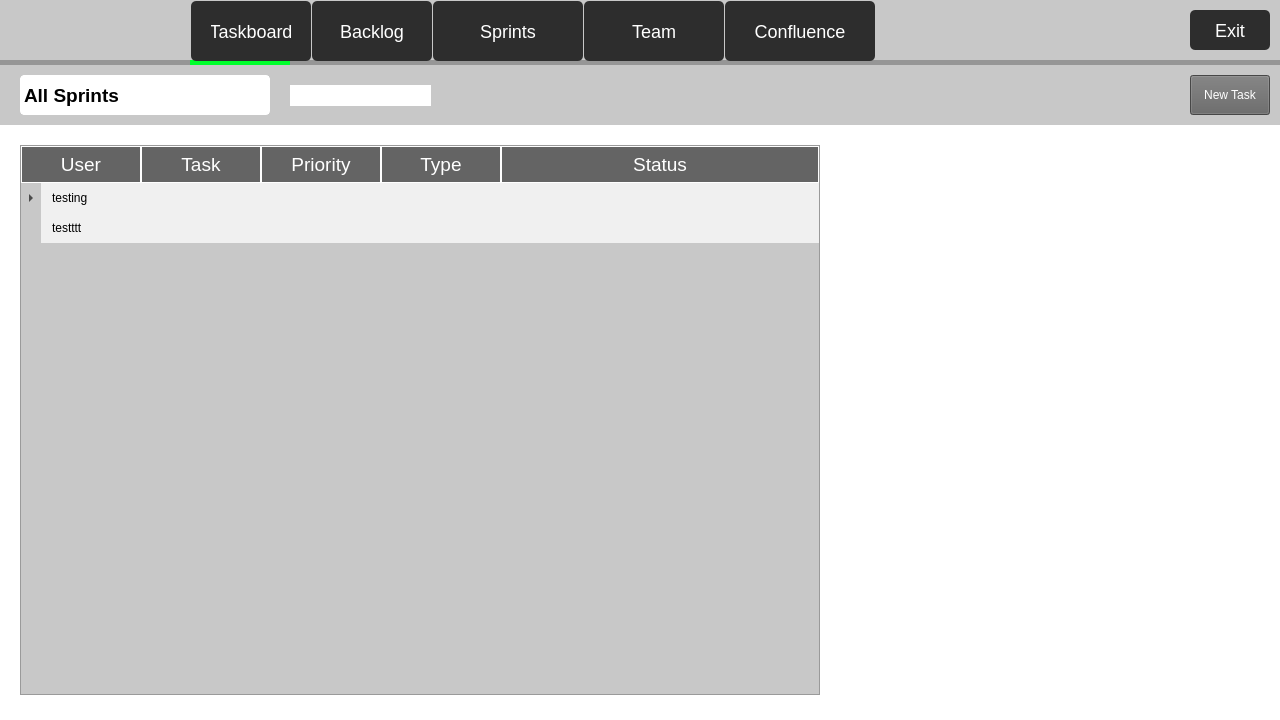
Old version of the form code/Staging_Environment/Recovered/Staging_Environment_Recorverd/parentboard.ui in the repository muazzamaqeel/Software-Project-CTS-5.
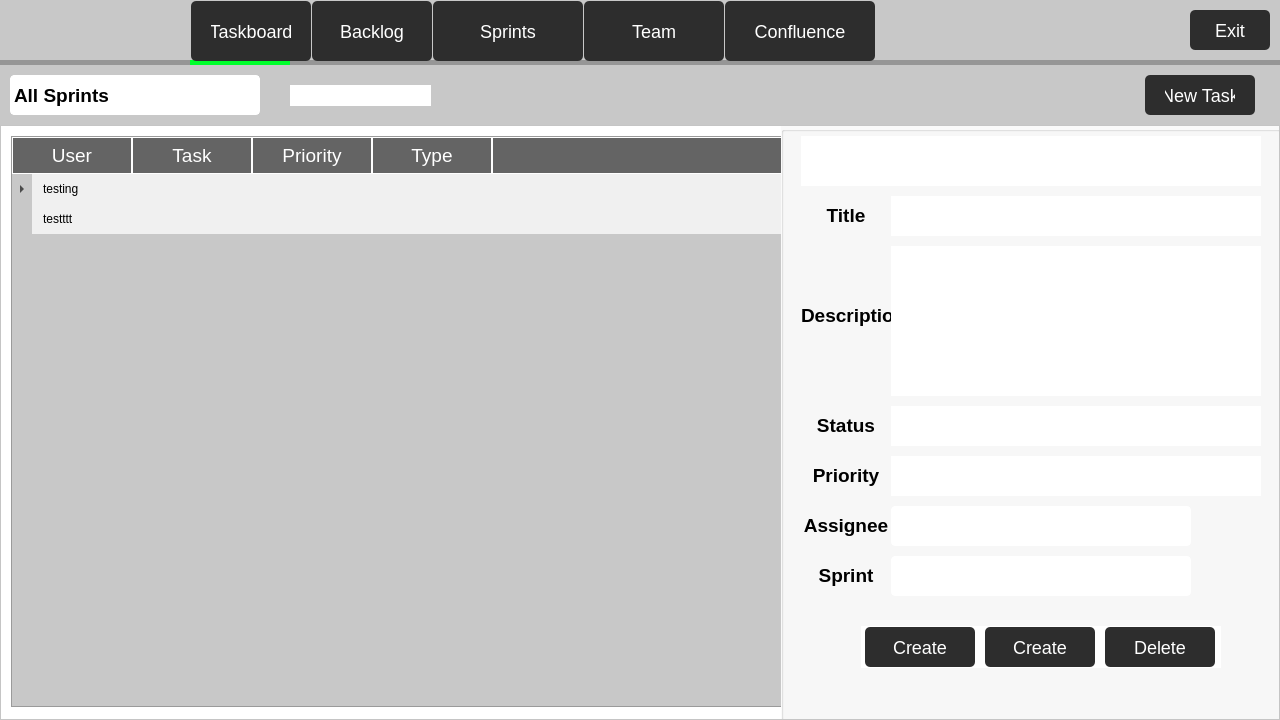
New version of the form. The open tabs and pages were chosen to show the change. Icons and pictures are not drawn.

```diff
--- a/code/Staging_Environment/Recovered/Staging_Environment_Recorverd/parentboard.ui
+++ b/code/Staging_Environment/Recovered/Staging_Environment_Recorverd/parentboard.ui
@@ -208,45 +208,10 @@
       <string/>
      </property>
     </widget>
-    <widget class="QPushButton" name="newtaskButton">
-     <property name="geometry">
-      <rect>
-       <x>1190</x>
-       <y>15</y>
-       <width>80</width>
-       <height>40</height>
-      </rect>
-     </property>
-     <property name="minimumSize">
-      <size>
-       <width>80</width>
-       <height>40</height>
-      </size>
-     </property>
-     <property name="maximumSize">
-      <size>
-       <width>80</width>
-       <height>40</height>
-      </size>
-     </property>
-     <property name="autoFillBackground">
-      <bool>false</bool>
-     </property>
-     <property name="styleSheet">
-      <string notr="true">QPushButton {
-font: 13pt &quot;Arial&quot;;
-background-color: rgb(100, 100, 100);
-color: rgb(255, 255, 255);
-}</string>
-     </property>
-     <property name="text">
-      <string>New Task</string>
-     </property>
-    </widget>
     <widget class="QComboBox" name="sprintDropdownT">
      <property name="geometry">
       <rect>
-       <x>20</x>
+       <x>10</x>
        <y>15</y>
        <width>250</width>
        <height>40</height>
@@ -254,7 +219,7 @@
      </property>
      <property name="minimumSize">
       <size>
-       <width>128</width>
+       <width>104</width>
        <height>40</height>
       </size>
      </property>
@@ -352,13 +317,63 @@
       </property>
      </item>
     </widget>
-    <widget class="QTreeWidget" name="userTaskTreeWidget">
+    <widget class="QLabel" name="labelDateT">
      <property name="geometry">
       <rect>
-       <x>20</x>
-       <y>85</y>
-       <width>800</width>
-       <height>550</height>
+       <x>290</x>
+       <y>25</y>
+       <width>141</width>
+       <height>21</height>
+      </rect>
+     </property>
+     <property name="font">
+      <font>
+       <bold>false</bold>
+      </font>
+     </property>
+     <property name="styleSheet">
+      <string notr="true">QLabel {
+color: black;
+qproperty-alignment: 'AlignCenter';
+}</string>
+     </property>
+     <property name="text">
+      <string/>
+     </property>
+    </widget>
+    <widget class="QScrollArea" name="scrollAreaT">
+     <property name="geometry">
+      <rect>
+       <x>0</x>
+       <y>65</y>
+       <width>1280</width>
+       <height>595</height>
+      </rect>
+     </property>
+     <property name="styleSheet">
+      <string notr="true">QScrollArea {
+background-color: white;
+}</string>
+     </property>
+     <property name="widgetResizable">
+      <bool>true</bool>
+     </property>
+     <widget class="QWidget" name="scrollAreaWidgetContentsT">
+      <property name="geometry">
+       <rect>
+        <x>0</x>
+        <y>0</y>
+        <width>1278</width>
+        <height>593</height>
+       </rect>
+      </property>
+      <widget class="QTreeWidget" name="userTaskTreeWidgetT">
+       <property name="geometry">
+        <rect>
+         <x>10</x>
+         <y>10</y>
+         <width>1261</width>
+         <height>571</height>
       </rect>
      </property>
      <property name="styleSheet">
@@ -562,28 +577,580 @@
       </property>
      </item>
     </widget>
-    <widget class="QLabel" name="labelDateT">
+      <widget class="QGroupBox" name="CreationBoxT">
      <property name="geometry">
       <rect>
-       <x>290</x>
-       <y>25</y>
-       <width>141</width>
-       <height>21</height>
-      </rect>
-     </property>
-     <property name="font">
-      <font>
-       <bold>false</bold>
-      </font>
-     </property>
+         <x>780</x>
+         <y>0</y>
+         <width>500</width>
+         <height>595</height>
+        </rect>
+       </property>
      <property name="styleSheet">
-      <string notr="true">QLabel {
-color: black;
-qproperty-alignment: 'AlignCenter';
+        <string notr="true">QGroupBox {
+background-color: rgb(250, 250, 250)
 }</string>
      </property>
-     <property name="text">
+       <property name="title">
       <string/>
+       </property>
+       <widget class="QTextEdit" name="InputTitleT">
+        <property name="geometry">
+         <rect>
+          <x>110</x>
+          <y>70</y>
+          <width>370</width>
+          <height>40</height>
+         </rect>
+        </property>
+        <property name="styleSheet">
+         <string notr="true">QTextEdit {
+background: white;
+font: 14pt Arial;
+padding: 3px 3px 3px 3px;
+border: 0;
+}</string>
+        </property>
+       </widget>
+       <widget class="QTextEdit" name="InputDescriptionT">
+        <property name="geometry">
+         <rect>
+          <x>110</x>
+          <y>120</y>
+          <width>370</width>
+          <height>150</height>
+         </rect>
+        </property>
+        <property name="styleSheet">
+         <string notr="true">QTextEdit {
+background: white;
+font: 14pt Arial;
+padding: 3px 3px 3px 3px;
+border: 0;
+}</string>
+        </property>
+       </widget>
+       <widget class="QTextEdit" name="InputStatusT">
+        <property name="geometry">
+         <rect>
+          <x>110</x>
+          <y>280</y>
+          <width>370</width>
+          <height>40</height>
+         </rect>
+        </property>
+        <property name="styleSheet">
+         <string notr="true">QTextEdit {
+background: white;
+font: 14pt Arial;
+padding: 3px 3px 3px 3px;
+border: 0;
+}</string>
+        </property>
+       </widget>
+       <widget class="QTextEdit" name="InputPriorityT">
+        <property name="geometry">
+         <rect>
+          <x>110</x>
+          <y>330</y>
+          <width>370</width>
+          <height>40</height>
+         </rect>
+        </property>
+        <property name="styleSheet">
+         <string notr="true">QTextEdit {
+background: white;
+font: 14pt Arial;
+padding: 3px 3px 3px 3px;
+border: 0;
+}</string>
+        </property>
+       </widget>
+       <widget class="QTextBrowser" name="CreateHeaderT">
+        <property name="geometry">
+         <rect>
+          <x>20</x>
+          <y>10</y>
+          <width>460</width>
+          <height>50</height>
+         </rect>
+        </property>
+        <property name="styleSheet">
+         <string notr="true">QTextEdit {
+background: white;
+font: 14pt Arial;
+padding: 3px 3px 3px 3px;
+border: 0;
+}</string>
+        </property>
+       </widget>
+       <widget class="QComboBox" name="BL_SprintDropDownT">
+        <property name="geometry">
+         <rect>
+          <x>110</x>
+          <y>430</y>
+          <width>300</width>
+          <height>40</height>
+         </rect>
+        </property>
+        <property name="styleSheet">
+         <string notr="true">QComboBox {
+    border: 1px solid white;
+    padding: 3px;
+    background-color: white;
+    border-radius: 4px;
+    min-width: 6em;
+    color: black;
+    combobox-popup: 0;
+}
+
+QComboBox::drop-down {
+    subcontrol-origin: padding;
+    subcontrol-position: top right;
+    width: 20px;
+    color: black;
+    border: 4px solid white;
+}
+
+/* Change the up arrow when the QComboBox is opened */
+QComboBox::up-arrow:open {
+    image: url(:/down-arrow.png); /* Arrow-down icon when the combo box is opened */
+    width: 20px;
+    height: 20px;
+    border-radius: 4px;
+    background-repeat: no-repeat;
+    background-position: center;
+    border: none;
+}
+
+/* Change the down arrow when the QComboBox is closed */
+QComboBox::down-arrow:closed {
+    image: url(:/up-arrow.png); /* Arrow-up icon when the combo box is closed */
+    width: 20px;
+    height: 20px;
+    border-radius: 4px;
+    background-repeat: no-repeat;
+    background-position: center;
+    border: none;
+}
+
+/* QComboBox popup menu */
+QComboBox QAbstractItemView {
+    background-color: white;
+    color: black;
+    border: 1px solid white;
+    border-radius: 4px;
+    bottom: -1px; /* Position the dropdown box just under the combo box */
+    margin-top: 1px;
+}
+
+QComboBox QAbstractItemView::item {
+    height: 25px;
+    padding: 3px 10px;
+    border-radius: 4px;
+}
+
+QComboBox QAbstractItemView::item:selected {
+    background-color: rgb(172, 255, 162);
+    color: black;
+    border-radius: 4px;
+}
+</string>
+        </property>
+       </widget>
+       <widget class="QComboBox" name="InputAssigneeT">
+        <property name="geometry">
+         <rect>
+          <x>110</x>
+          <y>380</y>
+          <width>300</width>
+          <height>40</height>
+         </rect>
+        </property>
+        <property name="styleSheet">
+         <string notr="true">QComboBox {
+    border: 1px solid white;
+    padding: 3px;
+    background-color: white;
+    border-radius: 4px;
+    min-width: 6em;
+    color: black;
+    combobox-popup: 0;
+}
+
+QComboBox::drop-down {
+    subcontrol-origin: padding;
+    subcontrol-position: top right;
+    width: 20px;
+    color: black;
+    border: 4px solid white;
+}
+
+/* Change the up arrow when the QComboBox is opened */
+QComboBox::up-arrow:open {
+    image: url(:/down-arrow.png); /* Arrow-down icon when the combo box is opened */
+    width: 20px;
+    height: 20px;
+    border-radius: 4px;
+    background-repeat: no-repeat;
+    background-position: center;
+    border: none;
+}
+
+/* Change the down arrow when the QComboBox is closed */
+QComboBox::down-arrow:closed {
+    image: url(:/up-arrow.png); /* Arrow-up icon when the combo box is closed */
+    width: 20px;
+    height: 20px;
+    border-radius: 4px;
+    background-repeat: no-repeat;
+    background-position: center;
+    border: none;
+}
+
+/* QComboBox popup menu */
+QComboBox QAbstractItemView {
+    background-color: white;
+    color: black;
+    border: 1px solid white;
+    border-radius: 4px;
+    bottom: -1px; /* Position the dropdown box just under the combo box */
+    margin-top: 1px;
+}
+
+QComboBox QAbstractItemView::item {
+    height: 25px;
+    padding: 3px 10px;
+    border-radius: 4px;
+}
+
+QComboBox QAbstractItemView::item:selected {
+    background-color: rgb(172, 255, 162);
+    color: black;
+    border-radius: 4px;
+}
+</string>
+        </property>
+       </widget>
+       <widget class="QLabel" name="CreateTitleT">
+        <property name="geometry">
+         <rect>
+          <x>20</x>
+          <y>70</y>
+          <width>90</width>
+          <height>40</height>
+         </rect>
+        </property>
+        <property name="styleSheet">
+         <string notr="true">QLabel {
+background: transparent;
+font: 14pt Arial;
+font-weight: bold;
+}</string>
+        </property>
+        <property name="text">
+         <string>&lt;html&gt;&lt;head/&gt;&lt;body&gt;&lt;p align=&quot;center&quot;&gt;Title&lt;/p&gt;&lt;/body&gt;&lt;/html&gt;</string>
+        </property>
+       </widget>
+       <widget class="QLabel" name="CreateDescriptionT">
+        <property name="geometry">
+         <rect>
+          <x>20</x>
+          <y>170</y>
+          <width>90</width>
+          <height>40</height>
+         </rect>
+        </property>
+        <property name="styleSheet">
+         <string notr="true">QLabel {
+background: transparent;
+font: 14pt Arial;
+font-weight: bold;
+}</string>
+        </property>
+        <property name="text">
+         <string>&lt;html&gt;&lt;head/&gt;&lt;body&gt;&lt;p align=&quot;center&quot;&gt;Description&lt;/p&gt;&lt;/body&gt;&lt;/html&gt;</string>
+        </property>
+       </widget>
+       <widget class="QLabel" name="CreateStatusT">
+        <property name="geometry">
+         <rect>
+          <x>20</x>
+          <y>280</y>
+          <width>90</width>
+          <height>40</height>
+         </rect>
+        </property>
+        <property name="styleSheet">
+         <string notr="true">QLabel {
+background: transparent;
+font: 14pt Arial;
+font-weight: bold;
+}</string>
+        </property>
+        <property name="text">
+         <string>&lt;html&gt;&lt;head/&gt;&lt;body&gt;&lt;p align=&quot;center&quot;&gt;Status&lt;/p&gt;&lt;/body&gt;&lt;/html&gt;</string>
+        </property>
+       </widget>
+       <widget class="QLabel" name="CreatePriorityT">
+        <property name="geometry">
+         <rect>
+          <x>20</x>
+          <y>330</y>
+          <width>90</width>
+          <height>40</height>
+         </rect>
+        </property>
+        <property name="styleSheet">
+         <string notr="true">QLabel {
+background: transparent;
+font: 14pt Arial;
+font-weight: bold;
+}</string>
+        </property>
+        <property name="text">
+         <string>&lt;html&gt;&lt;head/&gt;&lt;body&gt;&lt;p align=&quot;center&quot;&gt;Priority&lt;/p&gt;&lt;/body&gt;&lt;/html&gt;</string>
+        </property>
+       </widget>
+       <widget class="QLabel" name="CreateAssigneeT">
+        <property name="geometry">
+         <rect>
+          <x>20</x>
+          <y>380</y>
+          <width>90</width>
+          <height>40</height>
+         </rect>
+        </property>
+        <property name="styleSheet">
+         <string notr="true">QLabel {
+background: transparent;
+font: 14pt Arial;
+font-weight: bold;
+}</string>
+        </property>
+        <property name="text">
+         <string>&lt;html&gt;&lt;head/&gt;&lt;body&gt;&lt;p align=&quot;center&quot;&gt;Assignee&lt;/p&gt;&lt;/body&gt;&lt;/html&gt;</string>
+        </property>
+       </widget>
+       <widget class="QLabel" name="SelectedSprintT">
+        <property name="geometry">
+         <rect>
+          <x>20</x>
+          <y>430</y>
+          <width>90</width>
+          <height>40</height>
+         </rect>
+        </property>
+        <property name="styleSheet">
+         <string notr="true">QLabel {
+background: transparent;
+font: 14pt Arial;
+font-weight: bold;
+}</string>
+        </property>
+        <property name="text">
+         <string>&lt;html&gt;&lt;head/&gt;&lt;body&gt;&lt;p align=&quot;center&quot;&gt;Sprint&lt;/p&gt;&lt;/body&gt;&lt;/html&gt;</string>
+        </property>
+       </widget>
+       <widget class="QWidget" name="">
+        <property name="geometry">
+         <rect>
+          <x>80</x>
+          <y>500</y>
+          <width>360</width>
+          <height>42</height>
+         </rect>
+        </property>
+        <layout class="QHBoxLayout" name="horizontalLayout_2">
+         <item>
+          <widget class="QPushButton" name="Button_CreateUserStoryT">
+           <property name="minimumSize">
+            <size>
+             <width>110</width>
+             <height>40</height>
+            </size>
+           </property>
+           <property name="maximumSize">
+            <size>
+             <width>110</width>
+             <height>40</height>
+            </size>
+           </property>
+           <property name="autoFillBackground">
+            <bool>false</bool>
+           </property>
+           <property name="styleSheet">
+            <string notr="true">QPushButton {
+    background-color: #2D2D2D; /* Dark grey background */
+    color: white; /* White text */
+    border-radius: 5px; /* Rounded corners */
+    padding: 10px 20px; /* Padding around text */
+    font-size: 18px; /* Font size */
+    border: none; /* No border */
+    text-align: center; /* Center text */
+    /* Removed unsupported properties: display, transition, cursor */
+}
+
+QPushButton:hover {
+    background-color: #3A3A3A; /* Slightly lighter grey on hover */
+    /* Qt does not support box-shadow directly */
+}
+
+QPushButton:pressed {
+    background-color: #1A1A1A; /* Even lighter grey for pressed state */
+    /* Removed unsupported box-shadow */
+}
+</string>
+           </property>
+           <property name="text">
+            <string>Create</string>
+           </property>
+          </widget>
+         </item>
+         <item>
+          <widget class="QPushButton" name="Button_CreateTaskT">
+           <property name="minimumSize">
+            <size>
+             <width>110</width>
+             <height>40</height>
+            </size>
+           </property>
+           <property name="maximumSize">
+            <size>
+             <width>110</width>
+             <height>40</height>
+            </size>
+           </property>
+           <property name="autoFillBackground">
+            <bool>false</bool>
+           </property>
+           <property name="styleSheet">
+            <string notr="true">QPushButton {
+    background-color: #2D2D2D; /* Dark grey background */
+    color: white; /* White text */
+    border-radius: 5px; /* Rounded corners */
+    padding: 10px 20px; /* Padding around text */
+    font-size: 18px; /* Font size */
+    border: none; /* No border */
+    text-align: center; /* Center text */
+    /* Removed unsupported properties: display, transition, cursor */
+}
+
+QPushButton:hover {
+    background-color: #3A3A3A; /* Slightly lighter grey on hover */
+    /* Qt does not support box-shadow directly */
+}
+
+QPushButton:pressed {
+    background-color: #1A1A1A; /* Even lighter grey for pressed state */
+    /* Removed unsupported box-shadow */
+}
+</string>
+           </property>
+           <property name="text">
+            <string>Create</string>
+           </property>
+          </widget>
+         </item>
+         <item>
+          <widget class="QPushButton" name="delete_itemT">
+           <property name="minimumSize">
+            <size>
+             <width>110</width>
+             <height>40</height>
+            </size>
+           </property>
+           <property name="maximumSize">
+            <size>
+             <width>110</width>
+             <height>40</height>
+            </size>
+           </property>
+           <property name="autoFillBackground">
+            <bool>false</bool>
+           </property>
+           <property name="styleSheet">
+            <string notr="true">QPushButton {
+    background-color: #2D2D2D; /* Dark grey background */
+    color: white; /* White text */
+    border-radius: 5px; /* Rounded corners */
+    padding: 10px 20px; /* Padding around text */
+    font-size: 18px; /* Font size */
+    border: none; /* No border */
+    text-align: center; /* Center text */
+    /* Removed unsupported properties: display, transition, cursor */
+}
+
+QPushButton:hover {
+    background-color: #3A3A3A; /* Slightly lighter grey on hover */
+    /* Qt does not support box-shadow directly */
+}
+
+QPushButton:pressed {
+    background-color: #1A1A1A; /* Even lighter grey for pressed state */
+    /* Removed unsupported box-shadow */
+}
+</string>
+           </property>
+           <property name="text">
+            <string>Delete</string>
+           </property>
+          </widget>
+         </item>
+        </layout>
+       </widget>
+      </widget>
+     </widget>
+    </widget>
+    <widget class="QPushButton" name="newtaskButtonT">
+     <property name="geometry">
+      <rect>
+       <x>1145</x>
+       <y>15</y>
+       <width>110</width>
+       <height>40</height>
+      </rect>
+     </property>
+     <property name="minimumSize">
+      <size>
+       <width>110</width>
+       <height>40</height>
+      </size>
+     </property>
+     <property name="maximumSize">
+      <size>
+       <width>110</width>
+       <height>40</height>
+      </size>
+     </property>
+     <property name="autoFillBackground">
+      <bool>false</bool>
+     </property>
+     <property name="styleSheet">
+      <string notr="true">QPushButton {
+    background-color: #2D2D2D; /* Dark grey background */
+    color: white; /* White text */
+    border-radius: 5px; /* Rounded corners */
+    padding: 10px 20px; /* Padding around text */
+    font-size: 18px; /* Font size */
+    border: none; /* No border */
+    text-align: center; /* Center text */
+    /* Removed unsupported properties: display, transition, cursor */
+}
+
+QPushButton:hover {
+    background-color: #3A3A3A; /* Slightly lighter grey on hover */
+    /* Qt does not support box-shadow directly */
+}
+
+QPushButton:pressed {
+    background-color: #1A1A1A; /* Even lighter grey for pressed state */
+    /* Removed unsupported box-shadow */
+}
+</string>
+     </property>
+     <property name="text">
+      <string>New Task</string>
      </property>
     </widget>
    </widget>
```
Left out of the diff: 70 changed lines with no effect on the pictures. Lines whose indentation alone changed are shown as unchanged.
